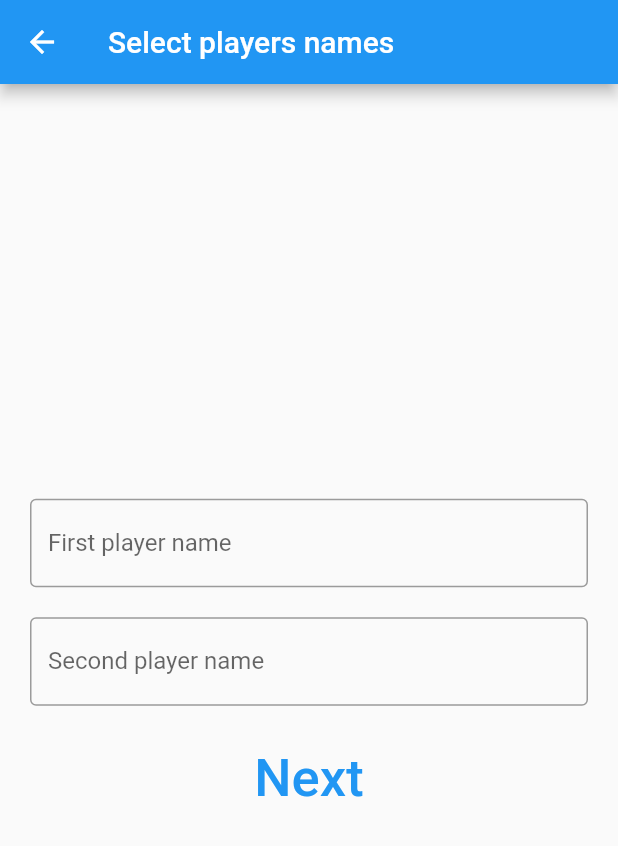
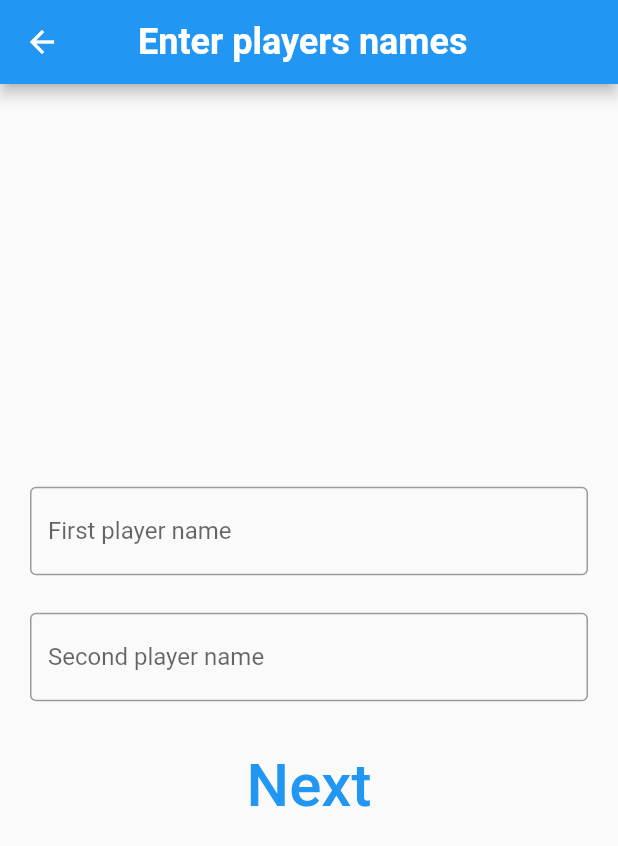
Before and after one commit to EhabxAlaa/Project, a Flutter app: the screen it shows after launch, after a tap on "Multiplayer", on a phone screen of 412 x 824 dp. Shown: the top 846 px of the screen. Run offline on Flutter 3.47's test engine with Material 2 defaults, Android fonts, the phone set to English and light mode, and no system bars; our stand-ins replace flutter_bloc.

Commit message:
Add files via upload

```diff
--- a/Tic_Tac_Toe/x_o_game/lib/bloc/tic_tac_toe_state.dart
+++ b/Tic_Tac_Toe/x_o_game/lib/bloc/tic_tac_toe_state.dart
@@ -7,3 +7,5 @@ class TicTacToeInitialState extends TicTacToeStates {}
 class SelectGameModeState extends TicTacToeStates {}
 
 class GoToGameScreenState extends TicTacToeStates {}
+
+class GoToStartMenuScreenState extends TicTacToeStates {}
--- a/Tic_Tac_Toe/x_o_game/lib/main.dart
+++ b/Tic_Tac_Toe/x_o_game/lib/main.dart
@@ -15,6 +15,7 @@ class MainApp extends StatelessWidget {
   Widget build(BuildContext context) {
     return MaterialApp(
       debugShowCheckedModeBanner: false,
+      title: "Tic Tac Toe",
       home: BlocProvider(
         create: (context) => TicTacToeCubit(),
         child: const StartMenuScreen(),
--- a/Tic_Tac_Toe/x_o_game/lib/screens/players_name_screen.dart
+++ b/Tic_Tac_Toe/x_o_game/lib/screens/players_name_screen.dart
@@ -15,7 +15,16 @@ class PlayersNameScreen extends StatelessWidget {
 
         return Scaffold(
           appBar: AppBar(
-            title: const Text('Select players names'),
+            title: Transform.translate(
+              offset: const Offset(20.0, 0.0),
+              child: const Text(
+                'Enter players names',
+                style: TextStyle(
+                  fontWeight: FontWeight.bold,
+                  fontSize: 24,
+                ),
+              ),
+            ),
           ),
           body: Padding(
             padding: const EdgeInsets.all(20.0),
@@ -30,7 +39,7 @@ class PlayersNameScreen extends StatelessWidget {
                   ),
                 ),
                 const SizedBox(
-                  height: 20,
+                  height: 25,
                 ),
                 TextField(
                   controller: cubit.secondPlayerNameController,
@@ -40,13 +49,13 @@ class PlayersNameScreen extends StatelessWidget {
                   ),
                 ),
                 const SizedBox(
-                  height: 20,
+                  height: 25,
                 ),
                 Center(
                   child: TextButton(
                     child: const Text(
                       "Next",
-                      style: TextStyle(fontSize: 35, color: Colors.blue),
+                      style: TextStyle(fontSize: 40, color: Colors.blue),
                     ),
                     onPressed: () {
                       cubit.goToGameScreen(context);
--- a/Tic_Tac_Toe/x_o_game/lib/screens/popup_screen.dart
+++ b/Tic_Tac_Toe/x_o_game/lib/screens/popup_screen.dart
@@ -54,7 +54,6 @@ class PopupScreen extends StatelessWidget {
           ),
         ],
       ),
-      //backgroundColor: Colors.black,
     );
   }
 }
--- a/Tic_Tac_Toe/x_o_game/lib/screens/start_menu_screen.dart
+++ b/Tic_Tac_Toe/x_o_game/lib/screens/start_menu_screen.dart
@@ -1,5 +1,6 @@
 import 'package:flutter/material.dart';
 import 'package:flutter_bloc/flutter_bloc.dart';
+import 'package:flutter/services.dart';
 
 import '../bloc/tic_tac_toe_cubit.dart';
 
@@ -46,6 +47,9 @@ class StartMenuScreenState extends State<StartMenuScreen> {
                 },
               ),
             ),
+            const SizedBox(
+              height: 20,
+            ),
             Center(
               child: TextButton(
                 child: const Text(
@@ -60,6 +64,24 @@ class StartMenuScreenState extends State<StartMenuScreen> {
                 },
               ),
             ),
+            const SizedBox(
+              height: 40,
+            ),
+            Center(
+              child: ElevatedButton(
+                child: const Text(
+                  "Exit",
+                  style: TextStyle(
+                    fontSize: 35,
+                    fontWeight: FontWeight.bold,
+                    color: Colors.white,
+                  ),
+                ),
+                onPressed: () {
+                  SystemNavigator.pop();
+                },
+              ),
+            ),
           ]),
         );
       },
```
Also changed, not shown: Tic_Tac_Toe/x_o_game/lib/bloc/tic_tac_toe_cubit.dart (+14 -0 lines), Tic_Tac_Toe/x_o_game/lib/screens/game_screen.dart (+13 -12 lines).
